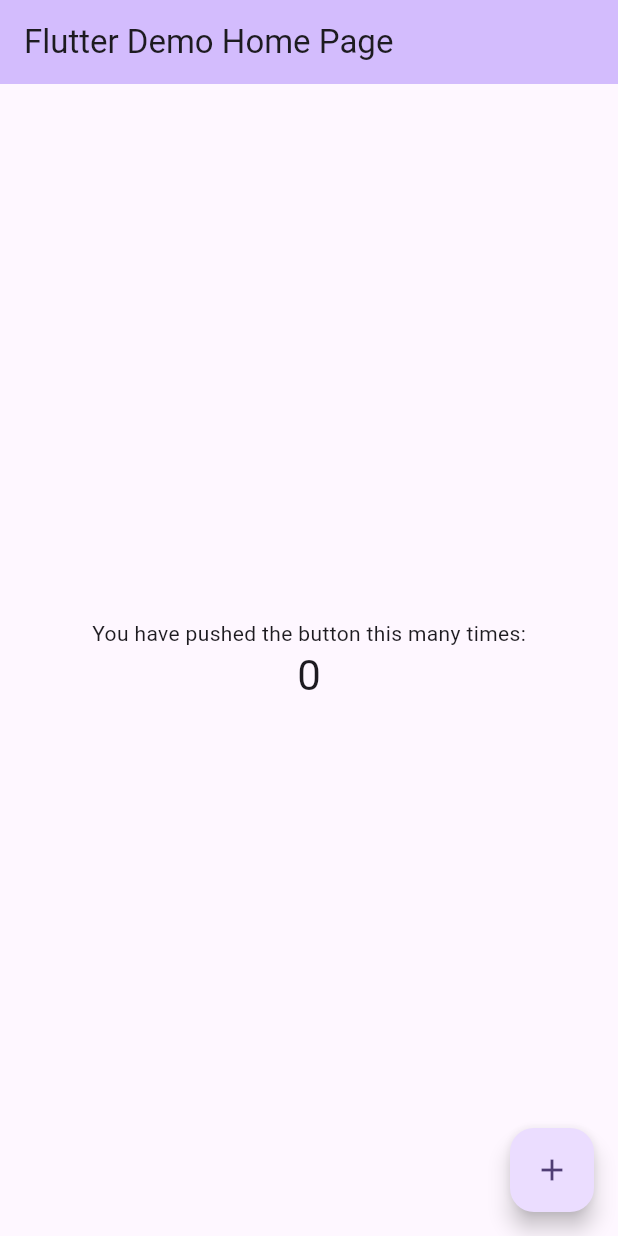
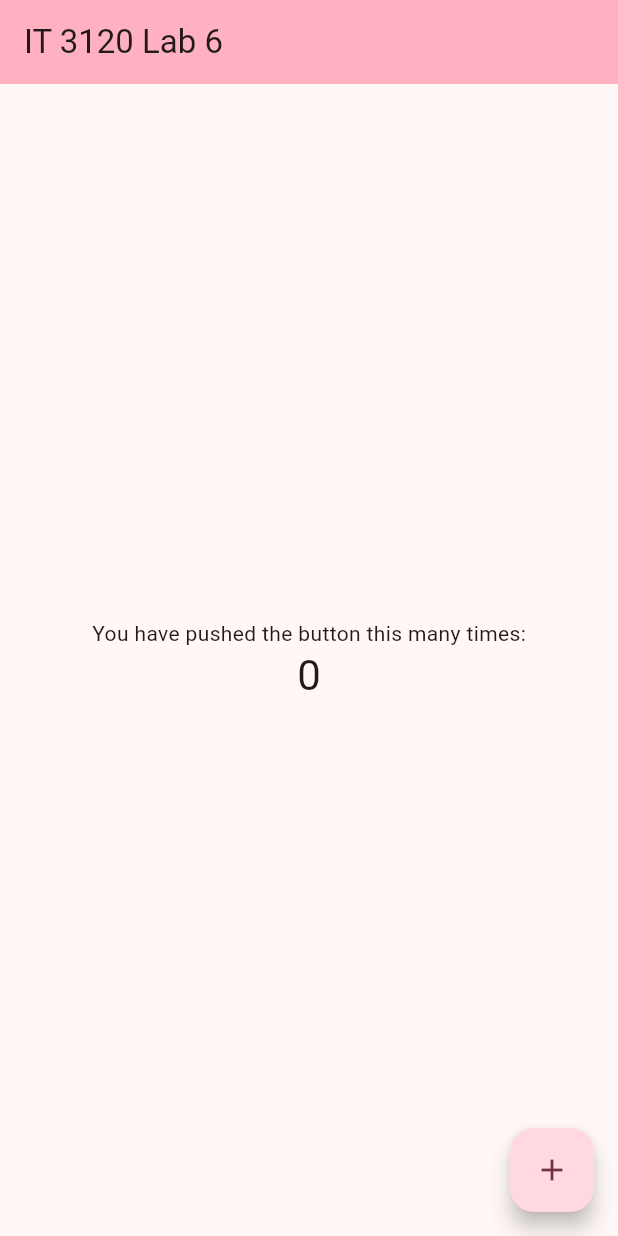
Before and after one commit to Chacharon27/it3120, a Flutter app: the screen it shows after launch, on a phone screen of 412 x 824 dp. Run offline on Flutter 3.47's test engine with Material 3 defaults, Android fonts, the phone set to English and light mode, and no system bars.

Commit message:
Lab 6: Change Title

```diff
--- a/lib/main.dart
+++ b/lib/main.dart
@@ -28,9 +28,9 @@ class MyApp extends StatelessWidget {
         //
         // This works for code too, not just values: Most code changes can be
         // tested with just a hot reload.
-        colorScheme: ColorScheme.fromSeed(seedColor: Colors.deepPurple),
+        colorScheme: ColorScheme.fromSeed(seedColor: Colors.pinkAccent),
       ),
-      home: const MyHomePage(title: 'Flutter Demo Home Page'),
+      home: const MyHomePage(title: 'IT 3120 Lab 6'),
     );
   }
 }
```
